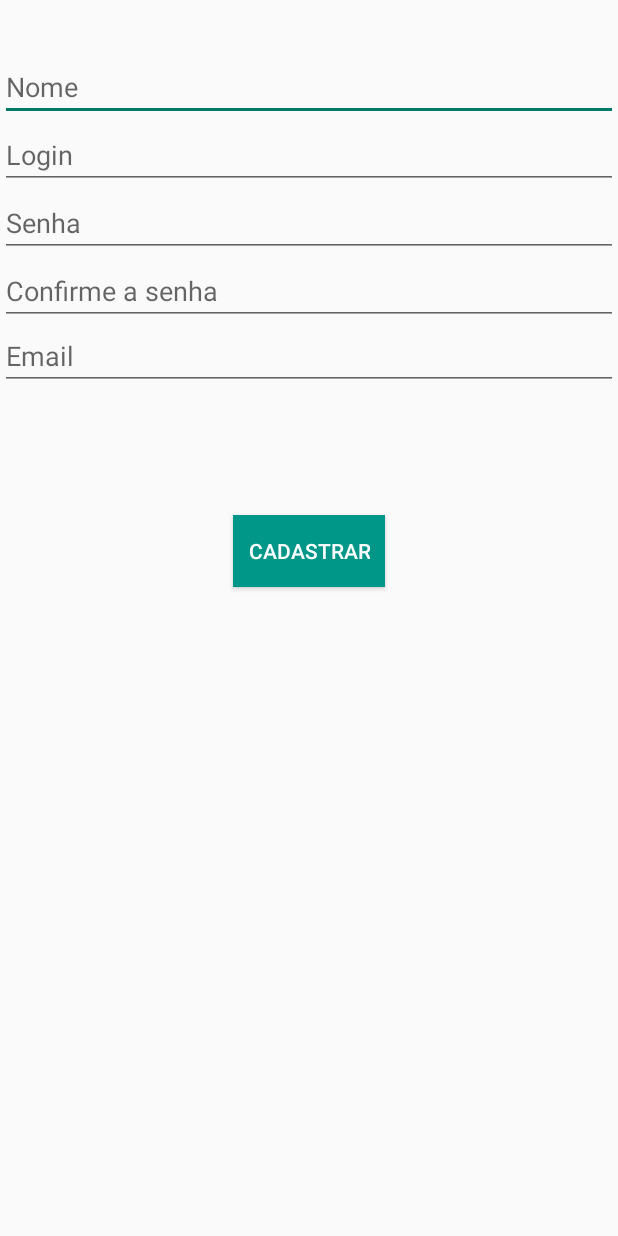
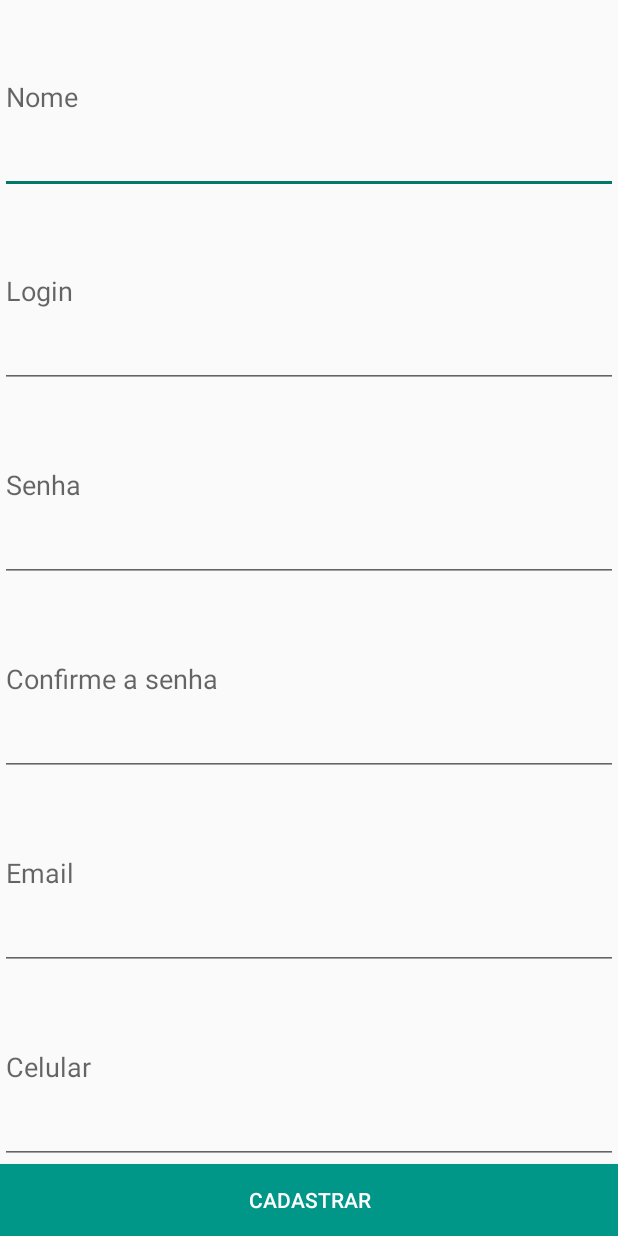
Before and after one commit to Onnion/OrganicTrade, an Android app: the RegisterUserActivity screen opened directly, with no data from a screen before it, on a phone screen of 412 x 824 dp. Run offline under Robolectric (Android 15) with nearby library versions, the phone set to English and light mode, and no system bars.

Commit message:
Update-02/11/2016--7

```diff
--- a/app/src/main/java/mpoo/bsi/ufrpe/organictrade/OrganicTradeControler/GUI/SearchProductsActivity.java
+++ b/app/src/main/java/mpoo/bsi/ufrpe/organictrade/OrganicTradeControler/GUI/SearchProductsActivity.java
@@ -27,7 +27,7 @@ public class SearchProductsActivity extends AppCompatActivity {
         setContentView(R.layout.activity_search_products);
         Session.setContext(getBaseContext());
 
-        final GridView listaDeItens = (GridView) findViewById(R.id.pesquisarProdutoGridItens);
+        final GridView listaDeItens = (GridView) findViewById(R.id.searchProductsGridItens);
         listaDeItens.setOnItemLongClickListener(new AdapterView.OnItemLongClickListener() {
             @Override
             public boolean onItemLongClick(AdapterView<?> parent, View view, int position, long id) {
--- a/app/src/main/java/mpoo/bsi/ufrpe/organictrade/OrganicTradeControler/GUI/UserActivity.java
+++ b/app/src/main/java/mpoo/bsi/ufrpe/organictrade/OrganicTradeControler/GUI/UserActivity.java
@@ -25,7 +25,7 @@ public class UserActivity extends AppCompatActivity {
         super.onCreate(savedInstanceState);
         setContentView(R.layout.activity_user);
         Session.setContext(getBaseContext());
-        TextView text = (TextView)findViewById(R.id.usuarioTextName);
+        TextView text = (TextView)findViewById(R.id.userTextName);
 
         String[] nome = Session.getUserAtual().getName().split(" ");
         text.setText(nome[0]);
@@ -60,7 +60,7 @@ public class UserActivity extends AppCompatActivity {
             }
         });
 
-        ImageButton searchBtn =(ImageButton) findViewById(R.id.usuarioImgButnToSearch);
+        ImageButton searchBtn =(ImageButton) findViewById(R.id.userImgBtnToSearch);
         searchBtn.setOnClickListener(new View.OnClickListener() {
             @Override
             public void onClick(View v) {
--- a/app/src/main/res/layout/activity_register_user.xml
+++ b/app/src/main/res/layout/activity_register_user.xml
@@ -1,38 +1,33 @@
 <?xml version="1.0" encoding="utf-8"?>
-<RelativeLayout xmlns:android="http://schemas.android.com/apk/res/android"
+<LinearLayout
+    xmlns:android="http://schemas.android.com/apk/res/android"
     xmlns:tools="http://schemas.android.com/tools"
     android:layout_width="match_parent"
     android:layout_height="match_parent"
+    android:orientation="vertical"
     tools:context="mpoo.bsi.ufrpe.organictrade.OrganicTradeControler.GUI.RegisterUserActivity">
 
     <EditText
         android:id="@+id/registerUserEdtName"
         android:layout_width="match_parent"
-        android:layout_height="wrap_content"
+        android:layout_height="0dp"
+        android:layout_weight="1"
         android:hint="@string/hntName"
-        android:layout_alignParentTop="true"
-        android:layout_alignParentLeft="true"
-        android:layout_alignParentStart="true"
-        android:layout_marginTop="35dp"
         />
 
     <EditText
         android:id="@+id/registerUserEdtLogin"
         android:layout_width="match_parent"
-        android:layout_height="wrap_content"
-        android:layout_below="@+id/registerUserEdtName"
-        android:layout_alignParentLeft="true"
-        android:layout_alignParentStart="true"
+        android:layout_height="0dp"
+        android:layout_weight="1"
         android:hint="@string/hntLogin"
         />
 
     <EditText
         android:id="@+id/registerUserEdtPassword"
         android:layout_width="fill_parent"
-        android:layout_height="wrap_content"
-        android:layout_below="@+id/registerUserEdtLogin"
-        android:layout_alignParentLeft="true"
-        android:layout_alignParentStart="true"
+        android:layout_height="0dp"
+        android:layout_weight="1"
         android:inputType="textPassword"
         android:hint="@string/hntPassword"
         />
@@ -40,10 +35,8 @@
     <EditText
         android:id="@+id/registerUserEdtRepeatPassword"
         android:layout_width="match_parent"
-        android:layout_height="wrap_content"
-        android:layout_below="@+id/registerUserEdtPassword"
-        android:layout_alignParentLeft="true"
-        android:layout_alignParentStart="true"
+        android:layout_height="0dp"
+        android:layout_weight="1"
         android:inputType="textPassword"
         android:hint="@string/hntPasswordConfirmation"
         />
@@ -51,14 +44,21 @@
     <EditText
         android:id="@+id/registerUserEdtEmail"
         android:layout_width="match_parent"
-        android:layout_height="wrap_content"
+        android:layout_height="0dp"
+        android:layout_weight="1"
         android:inputType="textEmailAddress"
-        android:layout_below="@+id/registerUserEdtPassword"
-        android:layout_alignParentLeft="true"
-        android:layout_alignParentStart="true"
-        android:layout_marginTop="43dp"
         android:ems="10"
         android:hint="@string/hntEmail"
+        />
+
+    <EditText
+        android:id="@+id/registerUserEdtPhone"
+        android:layout_width="match_parent"
+        android:layout_height="0dp"
+        android:layout_weight="1"
+        android:inputType="text|phone"
+        android:ems="10"
+        android:hint="@string/hntPhone"
         />
 
     <Button
@@ -68,12 +68,10 @@
         android:text="@string/btnRegister"
         android:paddingLeft="10dp"
         android:paddingRight="10dp"
-        android:layout_width="wrap_content"
+        android:layout_width="match_parent"
         android:layout_height="wrap_content"
-        android:layout_below="@+id/registerUserEdtEmail"
-        android:layout_centerHorizontal="true"
-        android:layout_marginTop="83dp"
+        android:layout_weight="0"
         android:onClick="cadastrarUsuario"
         />
 
-</RelativeLayout>
+</LinearLayout>
--- a/app/src/main/res/values/strings.xml
+++ b/app/src/main/res/values/strings.xml
@@ -2,6 +2,7 @@
     <string name="app_name">OrganicTrade</string>
 
     <string name="btnLogin">Entrar</string>
+    <string name="btnLogOut">Sair</string>
     <string name="btnMyTent">Meus Produtos</string>
     <string name="btnRegister">Cadastrar</string>
     <string name="btnRegisterProduct">Cadastrar Produto</string>
@@ -11,6 +12,7 @@
     <string name="hntName">Nome</string>
     <string name="hntPassword">Senha</string>
     <string name="hntPasswordConfirmation">Confirme a senha</string>
+    <string name="hntPhone">Celular</string>
 
     <string name="tstInvalidEmail">Email inválido</string>
     <string name="tstInvalidPassword">Senha inválida</string>
```
Also changed, not shown: app/src/main/java/mpoo/bsi/ufrpe/organictrade/OrganicTradeControler/Negocio/userNegocio.java (deleted, +0 -154 lines), app/src/main/res/layout/activity_register_tent_item.xml (+19 -13 lines), app/src/main/res/layout/activity_user.xml (+28 -22 lines), 1 other file.
